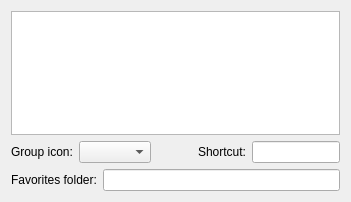
goldendict/goldendict, file dictgroupwidget.ui: the form before one commit.
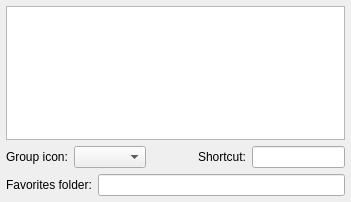
The form after the commit. Icons and pictures are not drawn. Custom widgets are drawn as their Qt base class.

Commit message: Compact the layout ... ... ...

Diff of the .ui file:
```diff
--- a/dictgroupwidget.ui
+++ b/dictgroupwidget.ui
@@ -14,6 +14,18 @@
    <string>Form</string>
   </property>
   <layout class="QVBoxLayout" name="verticalLayout">
+   <property name="leftMargin">
+    <number>6</number>
+   </property>
+   <property name="topMargin">
+    <number>6</number>
+   </property>
+   <property name="rightMargin">
+    <number>6</number>
+   </property>
+   <property name="bottomMargin">
+    <number>6</number>
+   </property>
    <item>
     <widget class="DictListWidget" name="dictionaries"/>
    </item>
```
